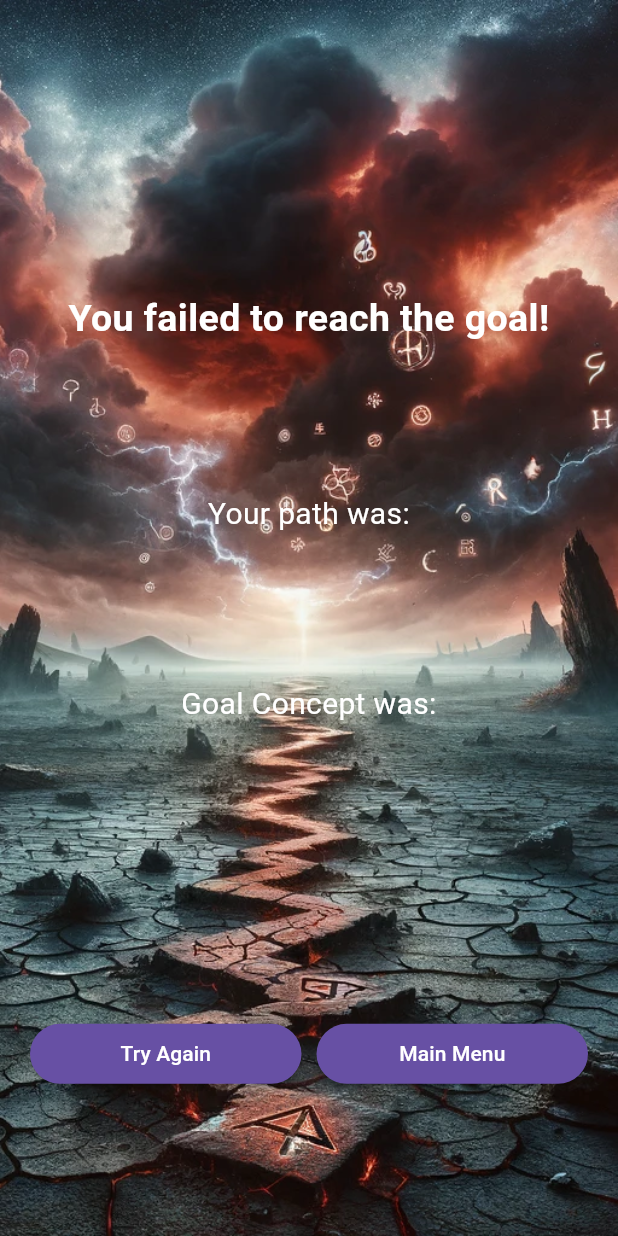
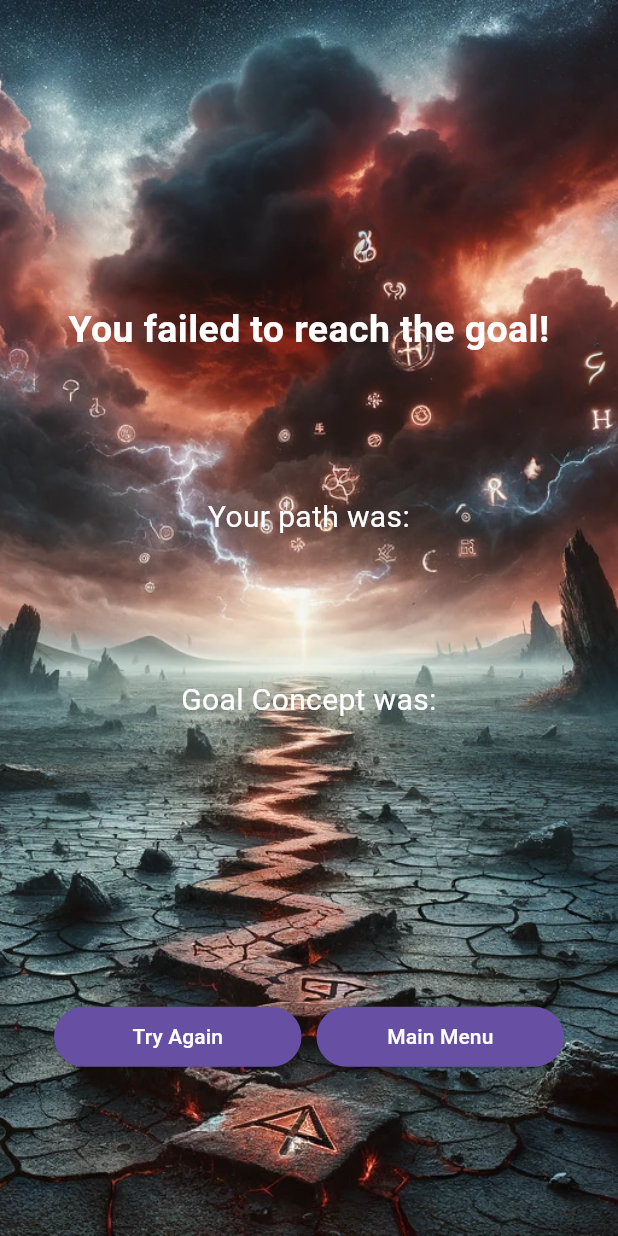
Before and after one commit to Szpori/chaos_thought_feast, a Flutter app: the GameLoseScreen screen opened directly with empty values, on a phone screen of 412 x 824 dp. Run offline on Flutter 3.47's test engine with Material 3 defaults, Android fonts, the phone set to English and light mode, and no system bars; our stand-ins replace firebase_auth, firebase_core, firebase_database, get_it, google_sign_in, scrollable_positioned_list and 1 more; accounts and stored records are empty.

Commit message:
strings in lose game screen use translation

```diff
--- a/lib/constants/strings.dart
+++ b/lib/constants/strings.dart
@@ -33,6 +33,9 @@ class AppStrings {
       'yourWikiPath': 'Your Wiki Path',
       'tryAgain': 'Try Again',
       'goToMainMenu': 'Main Menu',
+      'youFailedToReachGoal': 'You failed to reach the goal!',
+      'yourPathWas': 'Your path was',
+      'goalConceptWas': 'Goal Concept was',
     },
     'pl': {
       'chaosThoughtFeast': 'Chaotyczna Uczta Myśli',
@@ -57,7 +60,7 @@ class AppStrings {
       'goal': 'Cel',
       'close': 'Zamknij',
       'endGame': 'Zakończ grę',
-      'goBack': 'Wróć',
+      'goBack': 'Cofnij',
       'foundPaths': 'Znalezione ścieżki',
       'loading': 'Ładowanie...',
       'errorLoadingDescription': 'Błąd ładowania opisu.',
@@ -65,6 +68,9 @@ class AppStrings {
       'yourWikiPath': 'Twoja ścieżka Wiki',
       'tryAgain': 'Spróbuj ponownie',
       'goToMainMenu': 'Menu Główne',
+      'youFailedToReachGoal': 'Nie udało ci się osiągnąć celu!',
+      'yourPathWas': 'Twoja ścieżka to',
+      'goalConceptWas': 'Pojęciem końcowym było',
     }
   };
 
--- a/lib/presentation/screens/game_lose_screen.dart
+++ b/lib/presentation/screens/game_lose_screen.dart
@@ -1,6 +1,7 @@
 import 'package:flutter/material.dart';
-
 import '../../constants/strings.dart';
+import '../../locator.dart';
+import '../../services/language_notifier.dart';
 import '../widgets/action_buttons.dart';
 
 class GameLoseScreen extends StatelessWidget {
@@ -19,60 +20,63 @@ class GameLoseScreen extends StatelessWidget {
 
   @override
   Widget build(BuildContext context) {
+    final languageNotifier = locator<LanguageNotifier>();
+    final languageCode = languageNotifier.currentLanguageCode;
+
     return Scaffold(
       body: Stack(
         children: <Widget>[
-          Positioned.fill(
+          _buildBackground(),
+          _buildContent(context, languageCode),
+        ],
+      ),
+    );
+  }
+
+  Widget _buildBackground() {
+    return Positioned.fill(
       child: Image.asset(
-              'assets/deadendpathlose.webp', // Replace with your actual image asset for losing
+        'assets/deadendpathlose.webp',
         fit: BoxFit.cover,
       ),
-          ),
-          Column(
-            mainAxisAlignment: MainAxisAlignment.center,
-            children: [
+    );
+  }
+
+  Widget _buildContent(BuildContext context, String languageCode) {
+    return SafeArea(
+      child: Padding(
+        padding: const EdgeInsets.all(16.0),
+        child: Column(
+          children: <Widget>[
             Spacer(flex: 2),
-              Text(
-                'You failed to reach the goal!',
-                style: TextStyle(
-                  fontSize: 25.0,
-                  fontWeight: FontWeight.bold,
-                  color: Colors.white,
-                ),
-                textAlign: TextAlign.center,
-              ),
+            _buildText(AppStrings.getTranslatedString('youFailedToReachGoal', languageCode), 25.0, FontWeight.bold),
             Spacer(),
-              Text(
-                'Your path was: $pathText',
-                style: TextStyle(
-                  fontSize: 20.0,
-                  fontWeight: FontWeight.normal,
-                  color: Colors.white,
-                ),
-                textAlign: TextAlign.center,
-              ),
+            _buildText(AppStrings.getTranslatedString('yourPathWas', languageCode) + ': $pathText', 20.0, FontWeight.normal),
             Spacer(),
-              Text(
-                'Goal Concept was: $goalConcept',
-                style: TextStyle(
-                  fontSize: 20.0,
-                  fontWeight: FontWeight.normal,
-                  color: Colors.white,
-                ),
-                textAlign: TextAlign.center,
-              ),
+            _buildText(AppStrings.getTranslatedString('goalConceptWas', languageCode) + ': $goalConcept', 20.0, FontWeight.normal),
             Spacer(flex: 2),
             ActionButtons(
               onTryAgain: onTryAgain,
               onGoToMainMenu: onGoToMainMenu,
-                tryAgainText: 'Try Again',
-                goToMainMenuText: 'Main Menu',
+              tryAgainText: AppStrings.getTranslatedString('tryAgain', languageCode),
+              goToMainMenuText: AppStrings.getTranslatedString('goToMainMenu', languageCode),
             ),
             Spacer(),
           ],
         ),
-        ],
       ),
     );
   }
+
+  Widget _buildText(String text, double fontSize, FontWeight fontWeight) {
+    return Text(
+      text,
+      style: TextStyle(
+        color: Colors.white,
+        fontSize: fontSize,
+        fontWeight: fontWeight,
+      ),
+      textAlign: TextAlign.center,
+    );
   }
+}
```
Lines whose indentation alone changed are shown as unchanged.
